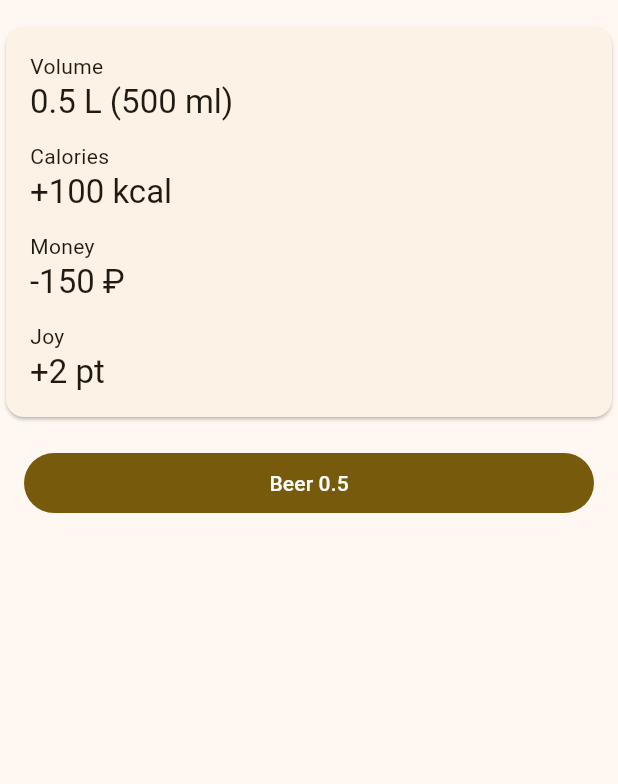
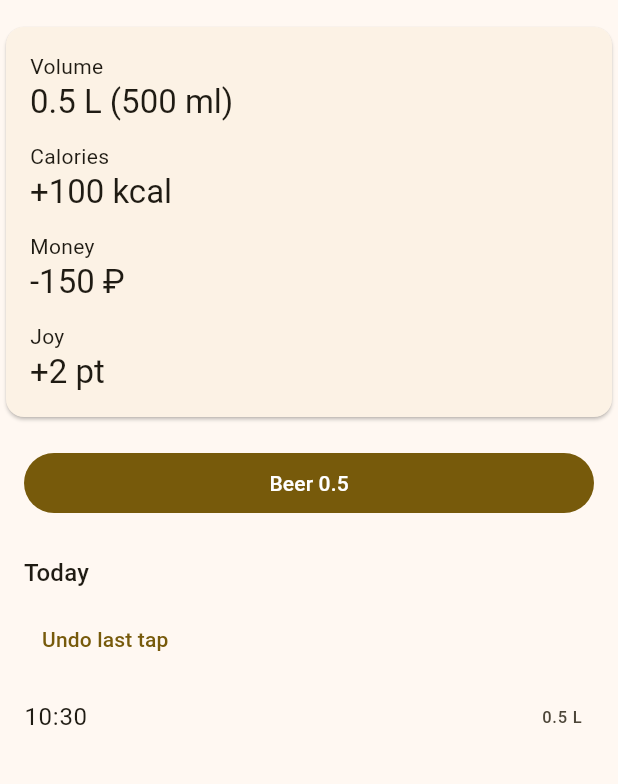
Before and after one commit to ValeriusGC/beer_ledger, a Flutter app: the screen it shows after launch, after a tap on "Beer 0.5", on a phone screen of 412 x 824 dp, the part 63-847 px from its top. Run offline on Flutter 3.47's test engine with Material 3 defaults, Android fonts, the phone set to English and light mode, and no system bars; our stand-ins replace drift, drift_flutter, flutter_riverpod, fpdart, freezed_annotation, riverpod_annotation; accounts and stored records are empty; generated files the repository leaves out were written again.

Commit message:
feat(app): реализовать список тапов за сегодня и undo (#46 / #52)
* feat(app): показать список тапов за сегодня на главном экране

Журнал рисует уже существующий clicksForToday. Пустой день — empty-state, не ошибка.

Co-authored-by: Cursor <cursoragent@cursor.com>

* feat(app): добавить undo последнего тапа на главный экран

Кнопка вызывает глобальный undoLastClick, не сужая откат до сегодняшнего списка.

Co-authored-by: Cursor <cursoragent@cursor.com>

---------

Co-authored-by: Cursor <cursoragent@cursor.com>

```diff
--- /dev/null
+++ b/lib/app/providers/undo_last_click.cg.dart
@@ -0,0 +1,35 @@
+import 'dart:async';
+
+import 'package:beer_ledger/app/providers/click_repository.cg.dart';
+import 'package:beer_ledger/data/repositories/click_repository.dart';
+import 'package:beer_ledger_core/beer_ledger_core.dart';
+import 'package:riverpod_annotation/riverpod_annotation.dart';
+
+part 'undo_last_click.cg.g.dart';
+
+/// Отмена глобально последнего тапа через [ClickRepository.undoLastClick].
+///
+/// Виджет репозиторий не вызывает. Семантика — ADR 001: последний по
+/// `(at DESC, id DESC)`, даже если он не из сегодняшнего списка. Пустой
+/// журнал — тихий успех, не ошибка.
+@riverpod
+class UndoLastClick extends _$UndoLastClick {
+  /// Полезных данных нет: кнопка смотрит только на загрузку и ошибку.
+  @override
+  FutureOr<void> build() {}
+
+  /// Снимает глобально последний тап.
+  ///
+  /// Пока предыдущий вызов ещё [AsyncValue.isLoading], сразу выходит.
+  /// Ошибка хранилища становится [AsyncError] с [Failure].
+  Future<void> undo() async {
+    if (state.isLoading) return;
+
+    state = const AsyncLoading();
+    final result = await ref.read(clickRepositoryProvider).undoLastClick();
+    result.fold(
+      (failure) => state = AsyncError(failure, StackTrace.current),
+      (_) => state = const AsyncData(null),
+    );
+  }
+}
--- a/lib/features/home/home_page.dart
+++ b/lib/features/home/home_page.dart
@@ -1,18 +1,18 @@
 import 'package:beer_ledger/app/flavor.dart';
 import 'package:beer_ledger/app/providers/record_click.cg.dart';
 import 'package:beer_ledger/features/home/today_balance_card.dart';
+import 'package:beer_ledger/features/home/today_clicks_section.dart';
 import 'package:beer_ledger/l10n/app_localizations.dart';
 import 'package:flutter/material.dart';
 import 'package:flutter/services.dart';
 import 'package:flutter_riverpod/flutter_riverpod.dart';
 
-/// Главный экран приложения: баланс за сегодня и блоки итерации 3.
+/// Главный экран приложения: баланс, запись тапа и журнал за сегодня.
 ///
-/// Shell на [CustomScrollView]: карточка баланса уже на экране. По задачам
-/// v1.3 сюда добавляются кнопка записи, список и график. Провайдеры читают
-/// дочерние [ConsumerWidget], не этот виджет.
+/// Shell на [CustomScrollView]. Провайдеры читают дочерние [ConsumerWidget],
+/// кроме кнопки записи — она смотрит [recordClickProvider] здесь.
 class HomePage extends ConsumerWidget {
-  /// Создаёт главный экран с карточкой баланса и кнопкой записи тапа.
+  /// Создаёт главный экран с карточкой, кнопкой записи и журналом за сегодня.
   const HomePage({super.key});
 
   @override
@@ -56,6 +56,7 @@ class HomePage extends ConsumerWidget {
               ),
             ),
           ),
+          const TodayClicksSection(),
         ],
       ),
     );
--- /dev/null
+++ b/lib/features/home/today_clicks_format.dart
@@ -0,0 +1,28 @@
+import 'package:beer_ledger_core/beer_ledger_core.dart';
+import 'package:flutter/widgets.dart';
+import 'package:intl/intl.dart';
+
+/// Время строки журнала: [DateFormat.Hm] по [Click.at] (уже local).
+String formatTodayClickTime(Click click, Locale locale) {
+  return DateFormat.Hm(locale.toString()).format(click.at);
+}
+
+/// Объём тапа в литрах или `null`, если volume-вклада нет.
+///
+/// База → литры только через [fromBase]. Не падать и не рисовать другие оси.
+String? formatTodayClickVolume(Click click, {required String languageCode}) {
+  AxisContribution? volume;
+  for (final contribution in click.contributions) {
+    if (contribution.kind == LedgerAxisKind.volume) {
+      volume = contribution;
+      break;
+    }
+  }
+  if (volume == null) return null;
+
+  final liters = fromBase(volume.signedBaseDelta, VolumeUnit.liter);
+  final amount = NumberFormat.decimalPattern(languageCode)
+    ..minimumFractionDigits = 0
+    ..maximumFractionDigits = 3;
+  return '${amount.format(liters)} ${VolumeUnit.liter.symbol}';
+}
--- /dev/null
+++ b/lib/features/home/today_clicks_section.dart
@@ -0,0 +1,119 @@
+import 'package:beer_ledger/app/providers/clicks_for_today.cg.dart';
+import 'package:beer_ledger/app/providers/undo_last_click.cg.dart';
+import 'package:beer_ledger/features/home/today_clicks_format.dart';
+import 'package:beer_ledger/l10n/app_localizations.dart';
+import 'package:beer_ledger_core/beer_ledger_core.dart';
+import 'package:flutter/material.dart';
+import 'package:flutter_riverpod/flutter_riverpod.dart';
+
+/// Журнал тапов за сегодня и кнопка глобального undo.
+///
+/// Список рисует [clicksForTodayProvider], в Drift не ходит. Порядок строк —
+/// как в провайдере. Пустой день — empty-state, не ошибка. Undo зовёт
+/// [UndoLastClick], не репозиторий. Виджет — sliver для [CustomScrollView].
+class TodayClicksSection extends ConsumerWidget {
+  /// Создаёт секцию списка и кнопки undo.
+  const TodayClicksSection({super.key});
+
+  @override
+  Widget build(BuildContext context, WidgetRef ref) {
+    final l10n = AppLocalizations.of(context);
+    final locale = Localizations.localeOf(context);
+    final clicks = ref.watch(clicksForTodayProvider);
+    final undoState = ref.watch(undoLastClickProvider);
+
+    ref.listen(undoLastClickProvider, (previous, next) {
+      if (next.hasError && previous?.hasError != true) {
+        ScaffoldMessenger.of(
+          context,
+        ).showSnackBar(SnackBar(content: Text(l10n.undoLastTapError)));
+      }
+    });
+
+    return SliverMainAxisGroup(
+      slivers: [
+        SliverToBoxAdapter(
+          child: Padding(
+            padding: const EdgeInsets.fromLTRB(16, 8, 16, 8),
+            child: Text(
+              l10n.todayClicksTitle,
+              style: Theme.of(context).textTheme.titleMedium,
+            ),
+          ),
+        ),
+        SliverToBoxAdapter(
+          child: Padding(
+            padding: const EdgeInsets.symmetric(horizontal: 16),
+            child: Align(
+              alignment: Alignment.centerLeft,
+              child: TextButton(
+                onPressed: undoState.isLoading
+                    ? null
+                    : () => ref.read(undoLastClickProvider.notifier).undo(),
+                child: Text(l10n.undoLastTap),
+              ),
+            ),
+          ),
+        ),
+        clicks.when(
+          loading: () => const SliverToBoxAdapter(
+            child: Padding(
+              padding: EdgeInsets.fromLTRB(16, 8, 16, 16),
+              child: Align(
+                alignment: Alignment.centerLeft,
+                child: SizedBox(
+                  width: 24,
+                  height: 24,
+                  child: CircularProgressIndicator(),
+                ),
+              ),
+            ),
+          ),
+          error: (Object _, StackTrace _) => SliverToBoxAdapter(
+            child: Padding(
+              padding: const EdgeInsets.fromLTRB(16, 8, 16, 16),
+              child: Text(l10n.todayClicksLoadError),
+            ),
+          ),
+          data: (items) {
+            if (items.isEmpty) {
+              return SliverToBoxAdapter(
+                child: Padding(
+                  padding: const EdgeInsets.fromLTRB(16, 8, 16, 16),
+                  child: Text(l10n.todayClicksEmpty),
+                ),
+              );
+            }
+            return SliverList.builder(
+              itemCount: items.length,
+              itemBuilder: (context, index) {
+                return _TodayClickRow(click: items[index], locale: locale);
+              },
+            );
+          },
+        ),
+      ],
+    );
+  }
+}
+
+class _TodayClickRow extends StatelessWidget {
+  const _TodayClickRow({required this.click, required this.locale});
+
+  final Click click;
+  final Locale locale;
+
+  @override
+  Widget build(BuildContext context) {
+    final time = formatTodayClickTime(click, locale);
+    final volume = formatTodayClickVolume(
+      click,
+      languageCode: locale.languageCode,
+    );
+    return ListTile(
+      key: Key('today-click-${click.id}'),
+      title: Text(time),
+      trailing: volume == null ? null : Text(volume),
+    );
+  }
+}
--- a/lib/l10n/app_en.arb
+++ b/lib/l10n/app_en.arb
@@ -35,5 +35,25 @@
   "recordClickError": "Couldn't save the tap",
   "@recordClickError": {
     "description": "User-visible error when recordClickProvider fails on home"
+  },
+  "todayClicksTitle": "Today",
+  "@todayClicksTitle": {
+    "description": "Section title for today's tap list on home"
+  },
+  "todayClicksEmpty": "No taps today",
+  "@todayClicksEmpty": {
+    "description": "Empty state when clicksForToday is an empty list, not an error"
+  },
+  "todayClicksLoadError": "Couldn't load today's taps",
+  "@todayClicksLoadError": {
+    "description": "User-visible error when clicksForTodayProvider fails on home"
+  },
+  "undoLastTap": "Undo last tap",
+  "@undoLastTap": {
+    "description": "Label on the home button that undoes the globally last tap"
+  },
+  "undoLastTapError": "Couldn't undo the tap",
+  "@undoLastTapError": {
+    "description": "User-visible error when undoLastClickProvider fails on home"
   }
 }
--- a/lib/l10n/app_localizations.dart
+++ b/lib/l10n/app_localizations.dart
@@ -151,6 +151,36 @@ abstract class AppLocalizations {
   /// In en, this message translates to:
   /// **'Couldn\'t save the tap'**
   String get recordClickError;
+
+  /// Section title for today's tap list on home
+  ///
+  /// In en, this message translates to:
+  /// **'Today'**
+  String get todayClicksTitle;
+
+  /// Empty state when clicksForToday is an empty list, not an error
+  ///
+  /// In en, this message translates to:
+  /// **'No taps today'**
+  String get todayClicksEmpty;
+
+  /// User-visible error when clicksForTodayProvider fails on home
+  ///
+  /// In en, this message translates to:
+  /// **'Couldn\'t load today\'s taps'**
+  String get todayClicksLoadError;
+
+  /// Label on the home button that undoes the globally last tap
+  ///
+  /// In en, this message translates to:
+  /// **'Undo last tap'**
+  String get undoLastTap;
+
+  /// User-visible error when undoLastClickProvider fails on home
+  ///
+  /// In en, this message translates to:
+  /// **'Couldn\'t undo the tap'**
+  String get undoLastTapError;
 }
 
 class _AppLocalizationsDelegate
--- a/lib/l10n/app_localizations_en.dart
+++ b/lib/l10n/app_localizations_en.dart
@@ -34,4 +34,19 @@ class AppLocalizationsEn extends AppLocalizations {
 
   @override
   String get recordClickError => 'Couldn\'t save the tap';
+
+  @override
+  String get todayClicksTitle => 'Today';
+
+  @override
+  String get todayClicksEmpty => 'No taps today';
+
+  @override
+  String get todayClicksLoadError => 'Couldn\'t load today\'s taps';
+
+  @override
+  String get undoLastTap => 'Undo last tap';
+
+  @override
+  String get undoLastTapError => 'Couldn\'t undo the tap';
 }
```
Also changed, not shown: lib/l10n/app_localizations_ru.dart (+15 -0 lines), lib/l10n/app_ru.arb (+6 -1 lines), lib/app/providers/undo_last_click.cg.g.dart (added), 4 other files.
